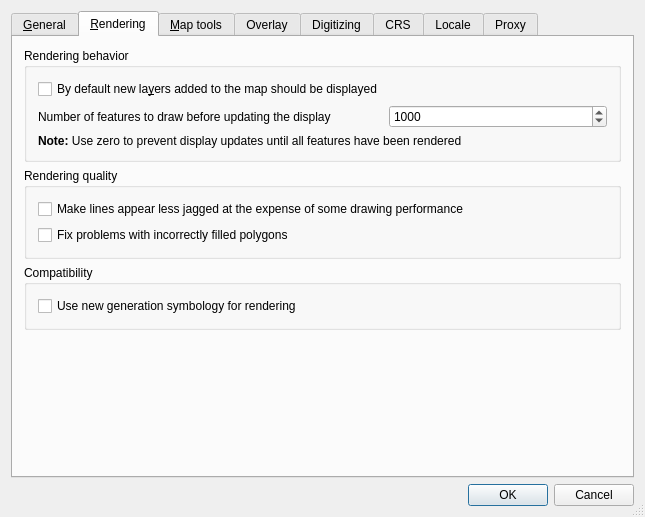
The window that src/ui/qgsoptionsbase.ui (qgis/QGIS) describes before a commit, drawn with Qt 5.
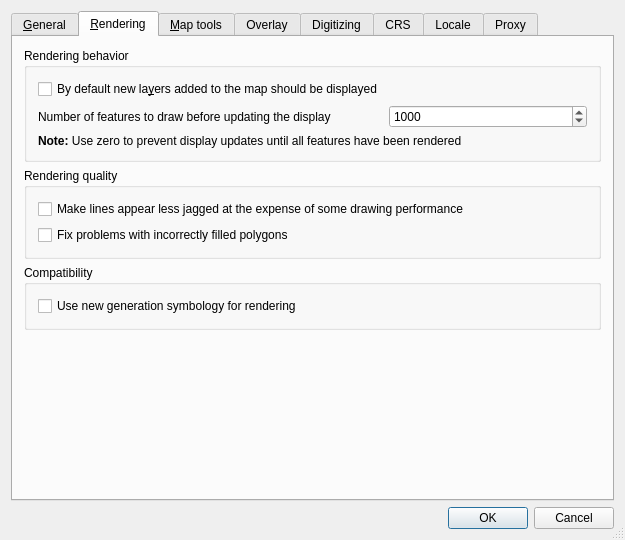
The same window after the commit. The open tabs and pages were chosen to show the change. Icons and pictures are not drawn. Custom widgets are drawn as their Qt base class.

```diff
--- a/src/ui/qgsoptionsbase.ui
+++ b/src/ui/qgsoptionsbase.ui
@@ -6,8 +6,8 @@
    <rect>
     <x>0</x>
     <y>0</y>
-    <width>645</width>
-    <height>517</height>
+    <width>617</width>
+    <height>521</height>
    </rect>
   </property>
   <property name="windowTitle">
@@ -224,6 +224,13 @@
             </property>
            </widget>
           </item>
+          <item row="6" column="0" colspan="2">
+           <widget class="QCheckBox" name="cbxAddPostgisDC">
+            <property name="text">
+             <string>Add PostGIS layers with double click and select in extended mode</string>
+            </property>
+           </widget>
+          </item>
          </layout>
         </widget>
        </item>
@@ -249,8 +256,8 @@
       <attribute name="title">
        <string>&amp;Rendering</string>
       </attribute>
-      <layout class="QVBoxLayout" name="verticalLayout_2">
-       <item>
+      <layout class="QGridLayout">
+       <item row="0" column="0">
         <widget class="QGroupBox" name="groupBox_5">
          <property name="title">
           <string>Rendering behavior</string>
@@ -296,7 +303,7 @@
          </layout>
         </widget>
        </item>
-       <item>
+       <item row="1" column="0">
         <widget class="QGroupBox" name="groupBox_8">
          <property name="title">
           <string>Rendering quality</string>
@@ -325,7 +332,20 @@
          </layout>
         </widget>
        </item>
-       <item>
+       <item row="3" column="0">
+        <spacer>
+         <property name="orientation">
+          <enum>Qt::Vertical</enum>
+         </property>
+         <property name="sizeHint" stdset="0">
+          <size>
+           <width>20</width>
+           <height>40</height>
+          </size>
+         </property>
+        </spacer>
+       </item>
+       <item row="2" column="0">
         <widget class="QGroupBox" name="groupBox_2">
          <property name="title">
           <string>Compatibility</string>
@@ -341,19 +361,6 @@
          </layout>
         </widget>
        </item>
-       <item>
-        <spacer>
-         <property name="orientation">
-          <enum>Qt::Vertical</enum>
-         </property>
-         <property name="sizeHint" stdset="0">
-          <size>
-           <width>20</width>
-           <height>40</height>
-          </size>
-         </property>
-        </spacer>
-       </item>
       </layout>
      </widget>
      <widget class="QWidget" name="tabMap">
```
